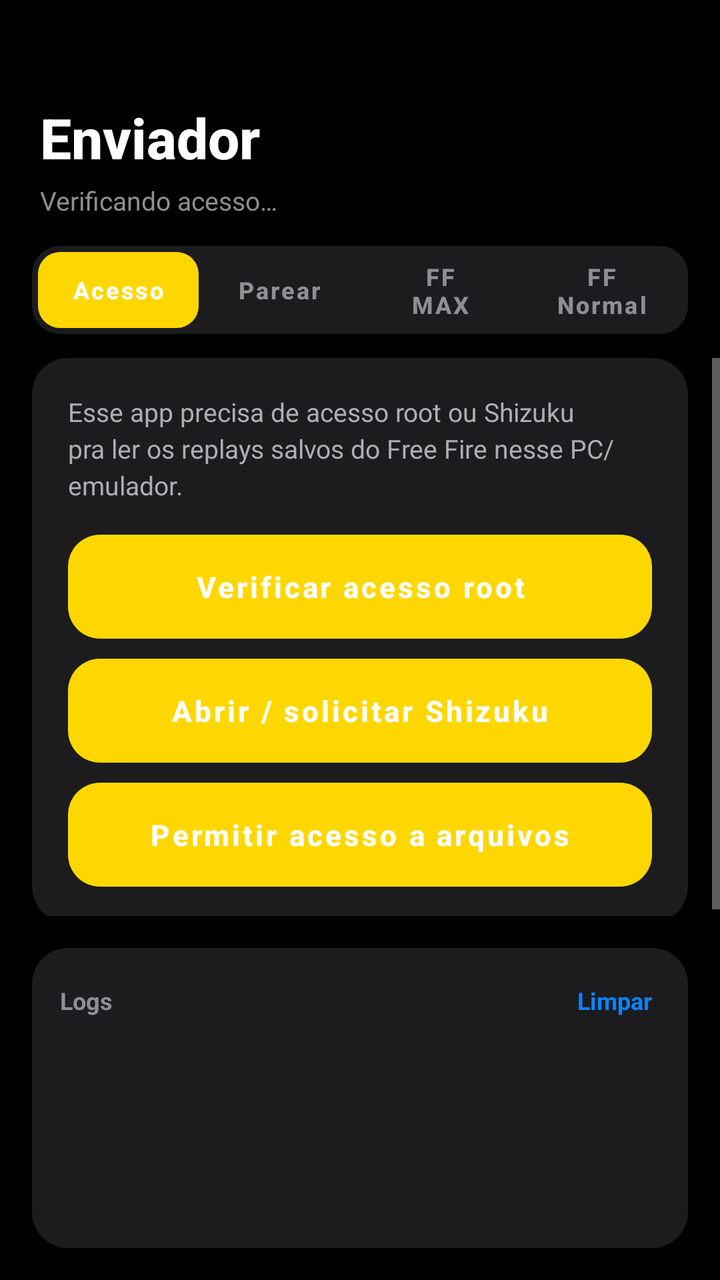
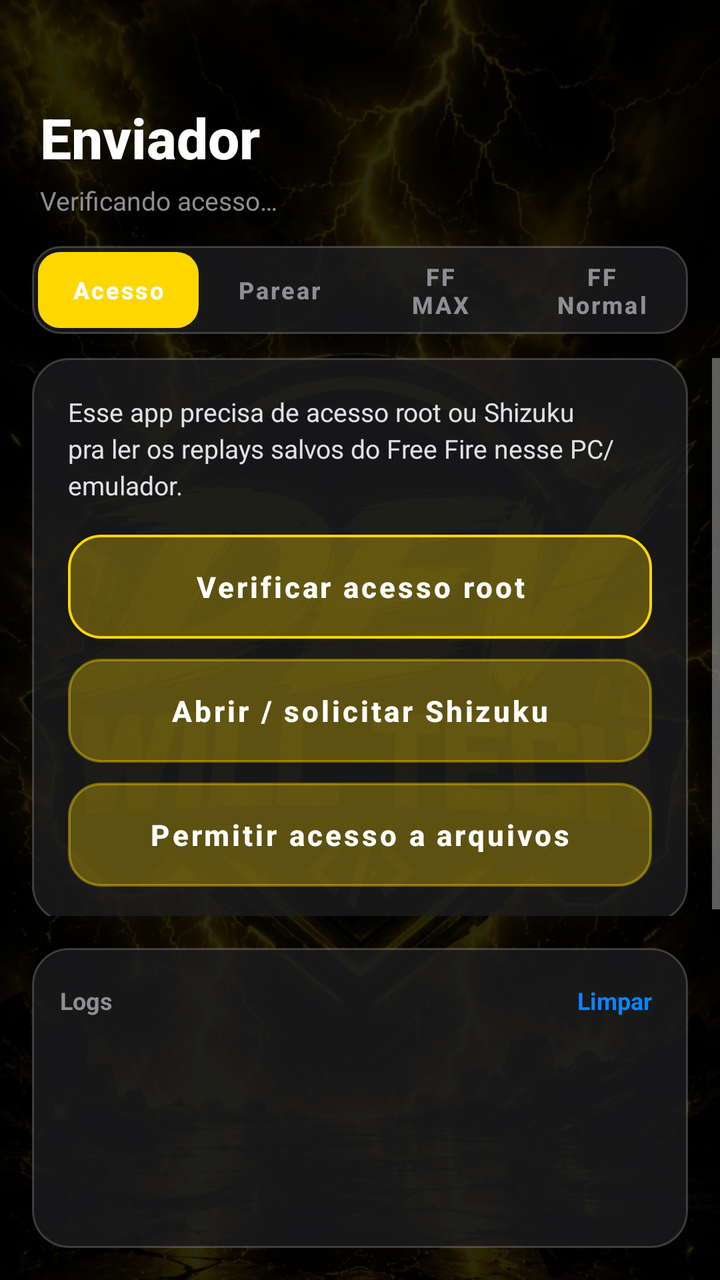

Compare the two renders of this Android layout. The source of the first and the diff that turns it into the second are given below.
<!-- AndroidManifest.xml: application theme Theme.ReplayXSender -->
<!-- res/layout/activity_main.xml -->
<?xml version="1.0" encoding="utf-8"?>
<FrameLayout xmlns:android="http://schemas.android.com/apk/res/android"
    android:layout_width="match_parent"
    android:layout_height="match_parent"
    android:background="#000000">

    <LinearLayout
        android:layout_width="match_parent"
        android:layout_height="match_parent"
        android:orientation="vertical">

        
        <LinearLayout
            android:layout_width="match_parent"
            android:layout_height="wrap_content"
            android:orientation="vertical"
            android:paddingStart="20dp"
            android:paddingEnd="20dp"
            android:paddingTop="50dp"
            android:paddingBottom="14dp">

            <TextView
                android:layout_width="wrap_content"
                android:layout_height="wrap_content"
                android:text="Enviador"
                android:textColor="#FFFFFF"
                android:textSize="28sp"
                android:textStyle="bold"
                android:fontFamily="sans-serif-medium" />

            <TextView
                android:id="@+id/tvShellStatus"
                android:layout_width="wrap_content"
                android:layout_height="wrap_content"
                android:text="Verificando acesso…"
                android:textColor="#8E8E93"
                android:textSize="13sp"
                android:layout_marginTop="4dp" />

        </LinearLayout>

        
        <LinearLayout
            android:layout_width="match_parent"
            android:layout_height="44dp"
            android:layout_marginStart="16dp"
            android:layout_marginEnd="16dp"
            android:layout_marginBottom="12dp"
            android:orientation="horizontal"
            android:background="@drawable/ios_tab_bar"
            android:padding="3dp">

            <Button
                android:id="@+id/tabPermissao"
                android:layout_width="0dp"
                android:layout_height="match_parent"
                android:layout_weight="1"
                android:text="Acesso"
                android:textAllCaps="false"
                android:textSize="12sp"
                android:textStyle="bold"
                android:textColor="#FFFFFF"
                android:background="@drawable/ios_tab_selected"
                android:stateListAnimator="@null"
                android:insetTop="0dp"
                android:insetBottom="0dp" />

            <Button
                android:id="@+id/tabPareamento"
                android:layout_width="0dp"
                android:layout_height="match_parent"
                android:layout_weight="1"
                android:text="Parear"
                android:textAllCaps="false"
                android:textSize="12sp"
                android:textStyle="bold"
                android:textColor="#8E8E93"
                android:background="@android:color/transparent"
                android:stateListAnimator="@null"
                android:insetTop="0dp"
                android:insetBottom="0dp" />

            <Button
                android:id="@+id/tabFFM"
                android:layout_width="0dp"
                android:layout_height="match_parent"
                android:layout_weight="1"
                android:text="FF MAX"
                android:textAllCaps="false"
                android:textSize="12sp"
                android:textStyle="bold"
                android:textColor="#8E8E93"
                android:background="@android:color/transparent"
                android:stateListAnimator="@null"
                android:insetTop="0dp"
                android:insetBottom="0dp" />

            <Button
                android:id="@+id/tabFFN"
                android:layout_width="0dp"
                android:layout_height="match_parent"
                android:layout_weight="1"
                android:text="FF Normal"
                android:textAllCaps="false"
                android:textSize="12sp"
                android:textStyle="bold"
                android:textColor="#8E8E93"
                android:background="@android:color/transparent"
                android:stateListAnimator="@null"
                android:insetTop="0dp"
                android:insetBottom="0dp" />

        </LinearLayout>

        <ScrollView
            android:layout_width="match_parent"
            android:layout_height="0dp"
            android:layout_weight="1">

            <FrameLayout
                android:layout_width="match_parent"
                android:layout_height="wrap_content"
                android:paddingStart="16dp"
                android:paddingEnd="16dp">

                
                <LinearLayout
                    android:id="@+id/secPermissao"
                    android:layout_width="match_parent"
                    android:layout_height="wrap_content"
                    android:orientation="vertical">

                    <LinearLayout
                        android:layout_width="match_parent"
                        android:layout_height="wrap_content"
                        android:orientation="vertical"
                        android:background="@drawable/ios_card"
                        android:padding="18dp">

                        <TextView
                            android:layout_width="match_parent"
                            android:layout_height="wrap_content"
                            android:text="Esse app precisa de acesso root ou Shizuku pra ler os replays salvos do Free Fire nesse PC/emulador."
                            android:textColor="#AEAEB2"
                            android:textSize="13sp"
                            android:lineSpacingExtra="3dp"
                            android:layout_marginBottom="16dp" />

                        <Button
                            android:id="@+id/btnSolicitarRoot"
                            android:layout_width="match_parent"
                            android:layout_height="52dp"
                            android:text="Verificar acesso root"
                            android:textAllCaps="false"
                            android:textColor="#FFFFFF"
                            android:textSize="14.5sp"
                            android:textStyle="bold"
                            android:background="@drawable/ios_btn_primary"
                            android:stateListAnimator="@null" />

                        <Button
                            android:id="@+id/btnSolicitarShizuku"
                            android:layout_width="match_parent"
                            android:layout_height="52dp"
                            android:text="Abrir / solicitar Shizuku"
                            android:textAllCaps="false"
                            android:textColor="#FFFFFF"
                            android:textSize="14.5sp"
                            android:textStyle="bold"
                            android:background="@drawable/ios_btn_secondary"
                            android:stateListAnimator="@null"
                            android:layout_marginTop="10dp" />

                        <Button
                            android:id="@+id/btnSolicitarArquivos"
                            android:layout_width="match_parent"
                            android:layout_height="52dp"
                            android:text="Permitir acesso a arquivos"
                            android:textAllCaps="false"
                            android:textColor="#FFFFFF"
                            android:textSize="14.5sp"
                            android:textStyle="bold"
                            android:background="@drawable/ios_btn_secondary"
                            android:stateListAnimator="@null"
                            android:layout_marginTop="10dp" />

                    </LinearLayout>

                </LinearLayout>

                
                <LinearLayout
                    android:id="@+id/secPareamento"
                    android:layout_width="match_parent"
                    android:layout_height="wrap_content"
                    android:orientation="vertical"
                    android:visibility="gone">

                    <LinearLayout
                        android:layout_width="match_parent"
                        android:layout_height="wrap_content"
                        android:orientation="vertical"
                        android:background="@drawable/ios_card"
                        android:padding="18dp">

                        <TextView
                            android:layout_width="match_parent"
                            android:layout_height="wrap_content"
                            android:text="Gere um código e informe no app do celular pra parear os dois aparelhos."
                            android:textColor="#AEAEB2"
                            android:textSize="13sp"
                            android:lineSpacingExtra="3dp"
                            android:layout_marginBottom="16dp" />

                        <Button
                            android:id="@+id/btnGerarCodigo"
                            android:layout_width="match_parent"
                            android:layout_height="52dp"
                            android:text="Gerar código de pareamento"
                            android:textAllCaps="false"
                            android:textColor="#FFFFFF"
                            android:textSize="14.5sp"
                            android:textStyle="bold"
                            android:background="@drawable/ios_btn_primary"
                            android:stateListAnimator="@null" />

                        <LinearLayout
                            android:id="@+id/boxCodigo"
                            android:layout_width="match_parent"
                            android:layout_height="wrap_content"
                            android:orientation="vertical"
                            android:gravity="center"
                            android:background="@drawable/ios_input"
                            android:padding="20dp"
                            android:layout_marginTop="16dp"
                            android:visibility="gone">

                            <TextView
                                android:layout_width="wrap_content"
                                android:layout_height="wrap_content"
                                android:text="CÓDIGO DE PAREAMENTO"
                                android:textColor="#8E8E93"
                                android:textSize="10.5sp"
                                android:letterSpacing="0.1" />

                            <TextView
                                android:id="@+id/tvCodigo"
                                android:layout_width="wrap_content"
                                android:layout_height="wrap_content"
                                android:text="------"
                                android:textColor="#0A84FF"
                                android:textSize="36sp"
                                android:textStyle="bold"
                                android:letterSpacing="0.12"
                                android:layout_marginTop="4dp" />

                            <TextView
                                android:id="@+id/tvCodigoExpira"
                                android:layout_width="wrap_content"
                                android:layout_height="wrap_content"
                                android:text="expira em 10 min"
                                android:textColor="#8E8E93"
                                android:textSize="11sp"
                                android:layout_marginTop="4dp" />

                        </LinearLayout>

                    </LinearLayout>

                    <LinearLayout
                        android:id="@+id/boxConectado"
                        android:layout_width="match_parent"
                        android:layout_height="wrap_content"
                        android:orientation="vertical"
                        android:background="@drawable/ios_card"
                        android:padding="18dp"
                        android:layout_marginTop="14dp"
                        android:visibility="gone">

                        <LinearLayout
                            android:layout_width="wrap_content"
                            android:layout_height="wrap_content"
                            android:orientation="horizontal"
                            android:gravity="center_vertical"
                            android:background="@drawable/ios_pill_ok"
                            android:paddingStart="10dp"
                            android:paddingEnd="10dp"
                            android:paddingTop="4dp"
                            android:paddingBottom="4dp">

                            <TextView
                                android:layout_width="wrap_content"
                                android:layout_height="wrap_content"
                                android:text="● Conectado"
                                android:textColor="#34C759"
                                android:textSize="11sp"
                                android:textStyle="bold" />

                        </LinearLayout>

                        <TextView
                            android:id="@+id/tvDispositivoModelo"
                            android:layout_width="wrap_content"
                            android:layout_height="wrap_content"
                            android:text="—"
                            android:textColor="#FFFFFF"
                            android:textSize="17sp"
                            android:textStyle="bold"
                            android:layout_marginTop="10dp" />

                        <TextView
                            android:id="@+id/tvDispositivoBateria"
                            android:layout_width="wrap_content"
                            android:layout_height="wrap_content"
                            android:text="Bateria: —"
                            android:textColor="#8E8E93"
                            android:textSize="13sp"
                            android:layout_marginTop="2dp" />

                        <Button
                            android:id="@+id/btnDesparear"
                            android:layout_width="match_parent"
                            android:layout_height="48dp"
                            android:text="Desparear"
                            android:textAllCaps="false"
                            android:textColor="#FFFFFF"
                            android:textSize="13.5sp"
                            android:textStyle="bold"
                            android:background="@drawable/ios_btn_danger"
                            android:stateListAnimator="@null"
                            android:layout_marginTop="14dp" />

                    </LinearLayout>

                </LinearLayout>

                
                <LinearLayout
                    android:id="@+id/secFFM"
                    android:layout_width="match_parent"
                    android:layout_height="wrap_content"
                    android:orientation="vertical"
                    android:visibility="gone">

                    <LinearLayout
                        android:layout_width="match_parent"
                        android:layout_height="wrap_content"
                        android:orientation="vertical"
                        android:background="@drawable/ios_card"
                        android:padding="18dp">

                        <TextView
                            android:layout_width="match_parent"
                            android:layout_height="wrap_content"
                            android:text="Envia o replay mais recente do Free Fire MAX instalado nesse PC/emulador pro aparelho pareado."
                            android:textColor="#AEAEB2"
                            android:textSize="13sp"
                            android:lineSpacingExtra="3dp"
                            android:layout_marginBottom="16dp" />

                        <Button
                            android:id="@+id/btnEnviarFFM"
                            android:layout_width="match_parent"
                            android:layout_height="54dp"
                            android:text="Enviar replay FF MAX"
                            android:textAllCaps="false"
                            android:textColor="#FFFFFF"
                            android:textSize="14.5sp"
                            android:textStyle="bold"
                            android:background="@drawable/ios_btn_primary"
                            android:stateListAnimator="@null" />

                    </LinearLayout>

                </LinearLayout>

                
                <LinearLayout
                    android:id="@+id/secFFN"
                    android:layout_width="match_parent"
                    android:layout_height="wrap_content"
                    android:orientation="vertical"
                    android:visibility="gone">

                    <LinearLayout
                        android:layout_width="match_parent"
                        android:layout_height="wrap_content"
                        android:orientation="vertical"
                        android:background="@drawable/ios_card"
                        android:padding="18dp">

                        <TextView
                            android:layout_width="match_parent"
                            android:layout_height="wrap_content"
                            android:text="Envia o replay mais recente do Free Fire Normal instalado nesse PC/emulador pro aparelho pareado."
                            android:textColor="#AEAEB2"
                            android:textSize="13sp"
                            android:lineSpacingExtra="3dp"
                            android:layout_marginBottom="16dp" />

                        <Button
                            android:id="@+id/btnEnviarFFN"
                            android:layout_width="match_parent"
                            android:layout_height="54dp"
                            android:text="Enviar replay FF Normal"
                            android:textAllCaps="false"
                            android:textColor="#FFFFFF"
                            android:textSize="14.5sp"
                            android:textStyle="bold"
                            android:background="@drawable/ios_btn_primary"
                            android:stateListAnimator="@null" />

                    </LinearLayout>

                </LinearLayout>

            </FrameLayout>

        </ScrollView>

        
        <LinearLayout
            android:layout_width="match_parent"
            android:layout_height="150dp"
            android:orientation="vertical"
            android:background="@drawable/ios_card"
            android:layout_margin="16dp"
            android:padding="14dp">

            <LinearLayout
                android:layout_width="match_parent"
                android:layout_height="wrap_content"
                android:orientation="horizontal"
                android:gravity="center_vertical">

                <TextView
                    android:layout_width="0dp"
                    android:layout_height="wrap_content"
                    android:layout_weight="1"
                    android:text="Logs"
                    android:textColor="#8E8E93"
                    android:textSize="12sp"
                    android:textStyle="bold" />

                <TextView
                    android:id="@+id/btnLimparLogs"
                    android:layout_width="wrap_content"
                    android:layout_height="wrap_content"
                    android:text="Limpar"
                    android:textColor="#0A84FF"
                    android:textSize="12sp"
                    android:textStyle="bold"
                    android:padding="4dp" />

            </LinearLayout>

            <ScrollView
                android:id="@+id/scrollLog"
                android:layout_width="match_parent"
                android:layout_height="0dp"
                android:layout_weight="1"
                android:scrollbars="none">

                <TextView
                    android:id="@+id/tvLog"
                    android:layout_width="match_parent"
                    android:layout_height="wrap_content"
                    android:fontFamily="monospace"
                    android:text=""
                    android:textColor="#C7C7CC"
                    android:textSize="10.5sp"
                    android:lineSpacingExtra="2dp" />

            </ScrollView>

        </LinearLayout>

    </LinearLayout>

    
    <FrameLayout
        android:id="@+id/overlayAguarde"
        android:layout_width="match_parent"
        android:layout_height="match_parent"
        android:background="#CC000000"
        android:clickable="true"
        android:focusable="true"
        android:visibility="gone">

        <LinearLayout
            android:layout_width="220dp"
            android:layout_height="wrap_content"
            android:layout_gravity="center"
            android:orientation="vertical"
            android:gravity="center"
            android:background="@drawable/ios_card"
            android:padding="26dp">

            <ProgressBar
                android:layout_width="40dp"
                android:layout_height="40dp"
                android:indeterminateTint="#0A84FF"
                android:layout_marginBottom="16dp" />

            <TextView
                android:id="@+id/tvAguarde"
                android:layout_width="wrap_content"
                android:layout_height="wrap_content"
                android:text="Enviando replay…"
                android:textColor="#FFFFFF"
                android:textSize="14.5sp"
                android:textStyle="bold"
                android:gravity="center" />

        </LinearLayout>

    </FrameLayout>

</FrameLayout>
<!-- resources referenced by this layout -->
<resources>
  <!-- drawable ios_btn_danger (drawable) -->
  <?xml version="1.0" encoding="utf-8"?>
  <shape xmlns:android="http://schemas.android.com/apk/res/android" android:shape="rectangle">
      <solid android:color="#FF453A" />
      <corners android:radius="16dp" />
  </shape>
  <!-- drawable ios_btn_primary (drawable) -->
  <?xml version="1.0" encoding="utf-8"?>
  <shape xmlns:android="http://schemas.android.com/apk/res/android" android:shape="rectangle">
      <solid android:color="#0A84FF" />
      <corners android:radius="16dp" />
  </shape>
  <!-- drawable ios_btn_secondary (drawable) -->
  <?xml version="1.0" encoding="utf-8"?>
  <shape xmlns:android="http://schemas.android.com/apk/res/android" android:shape="rectangle">
      <solid android:color="#2C2C2E" />
      <corners android:radius="16dp" />
  </shape>
  <!-- drawable ios_card (drawable) -->
  <?xml version="1.0" encoding="utf-8"?>
  <shape xmlns:android="http://schemas.android.com/apk/res/android" android:shape="rectangle">
      <solid android:color="#1C1C1E" />
      <corners android:radius="18dp" />
  </shape>
  <!-- drawable ios_input (drawable) -->
  <?xml version="1.0" encoding="utf-8"?>
  <shape xmlns:android="http://schemas.android.com/apk/res/android" android:shape="rectangle">
      <solid android:color="#2C2C2E" />
      <corners android:radius="14dp" />
  </shape>
  <!-- drawable ios_pill_ok (drawable) -->
  <?xml version="1.0" encoding="utf-8"?>
  <shape xmlns:android="http://schemas.android.com/apk/res/android" android:shape="rectangle">
      <solid android:color="#1E3A2A" />
      <corners android:radius="12dp" />
  </shape>
  <!-- drawable ios_tab_bar (drawable) -->
  <?xml version="1.0" encoding="utf-8"?>
  <shape xmlns:android="http://schemas.android.com/apk/res/android" android:shape="rectangle">
      <solid android:color="#1C1C1E" />
      <corners android:radius="14dp" />
  </shape>
  <!-- drawable ios_tab_selected (drawable) -->
  <?xml version="1.0" encoding="utf-8"?>
  <shape xmlns:android="http://schemas.android.com/apk/res/android" android:shape="rectangle">
      <solid android:color="#0A84FF" />
      <corners android:radius="11dp" />
  </shape>
  <style name="Theme.ReplayXSender" parent="Theme.MaterialComponents.NoActionBar">
          <item name="colorPrimary">#FFD700</item>
          <item name="colorPrimaryVariant">#FFA500</item>
          <item name="colorOnPrimary">#000000</item>
          <item name="colorSecondary">#CC8800</item>
          <item name="colorOnSecondary">#000000</item>
          <item name="android:statusBarColor">#080800</item>
          <item name="android:navigationBarColor">#080800</item>
          <item name="android:windowBackground">#080800</item>
      </style>
</resources>

<!-- the commit's change to res/layout/activity_main.xml (unified diff, before → after) -->
@@ -3,6 +3,18 @@
     android:layout_width="match_parent"
     android:layout_height="match_parent"
     android:background="#000000">
+
+    <ImageView
+        android:layout_width="match_parent"
+        android:layout_height="match_parent"
+        android:src="@drawable/bg_devwill"
+        android:scaleType="centerCrop"
+        android:alpha="0.35" />
+
+    <View
+        android:layout_width="match_parent"
+        android:layout_height="match_parent"
+        android:background="#88000000" />
 
     <LinearLayout
         android:layout_width="match_parent"
@@ -141,7 +153,7 @@
                             android:layout_width="match_parent"
                             android:layout_height="wrap_content"
                             android:text="Esse app precisa de acesso root ou Shizuku pra ler os replays salvos do Free Fire nesse PC/emulador."
-                            android:textColor="#AEAEB2"
+                            android:textColor="#E0E0E5"
                             android:textSize="13sp"
                             android:lineSpacingExtra="3dp"
                             android:layout_marginBottom="16dp" />
@@ -207,7 +219,7 @@
                             android:layout_width="match_parent"
                             android:layout_height="wrap_content"
                             android:text="Gere um código e informe no app do celular pra parear os dois aparelhos."
-                            android:textColor="#AEAEB2"
+                            android:textColor="#E0E0E5"
                             android:textSize="13sp"
                             android:lineSpacingExtra="3dp"
                             android:layout_marginBottom="16dp" />
@@ -353,7 +365,7 @@
                             android:layout_width="match_parent"
                             android:layout_height="wrap_content"
                             android:text="Envia o replay mais recente do Free Fire MAX instalado nesse PC/emulador pro aparelho pareado."
-                            android:textColor="#AEAEB2"
+                            android:textColor="#E0E0E5"
                             android:textSize="13sp"
                             android:lineSpacingExtra="3dp"
                             android:layout_marginBottom="16dp" />
@@ -393,7 +405,7 @@
                             android:layout_width="match_parent"
                             android:layout_height="wrap_content"
                             android:text="Envia o replay mais recente do Free Fire Normal instalado nesse PC/emulador pro aparelho pareado."
-                            android:textColor="#AEAEB2"
+                            android:textColor="#E0E0E5"
                             android:textSize="13sp"
                             android:lineSpacingExtra="3dp"
                             android:layout_marginBottom="16dp" />
<!-- resource entries referenced after the edit -->
@@ -1,33 +1,39 @@
 <!-- resources referenced by this layout -->
 <resources>
+  <!-- drawable bg_devwill: jpg bitmap (drawable, 194284 bytes) -->
   <!-- drawable ios_btn_danger (drawable) -->
   <?xml version="1.0" encoding="utf-8"?>
   <shape xmlns:android="http://schemas.android.com/apk/res/android" android:shape="rectangle">
-      <solid android:color="#FF453A" />
+      <solid android:color="#4DFF453A" />
+      <stroke android:width="1.3dp" android:color="#FF453A" />
       <corners android:radius="16dp" />
   </shape>
   <!-- drawable ios_btn_primary (drawable) -->
   <?xml version="1.0" encoding="utf-8"?>
   <shape xmlns:android="http://schemas.android.com/apk/res/android" android:shape="rectangle">
-      <solid android:color="#0A84FF" />
+      <solid android:color="#4D0A84FF" />
+      <stroke android:width="1.3dp" android:color="#0A84FF" />
       <corners android:radius="16dp" />
   </shape>
   <!-- drawable ios_btn_secondary (drawable) -->
   <?xml version="1.0" encoding="utf-8"?>
   <shape xmlns:android="http://schemas.android.com/apk/res/android" android:shape="rectangle">
-      <solid android:color="#2C2C2E" />
+      <solid android:color="#4DFFFFFF" />
+      <stroke android:width="1.2dp" android:color="#66FFFFFF" />
       <corners android:radius="16dp" />
   </shape>
   <!-- drawable ios_card (drawable) -->
   <?xml version="1.0" encoding="utf-8"?>
   <shape xmlns:android="http://schemas.android.com/apk/res/android" android:shape="rectangle">
-      <solid android:color="#1C1C1E" />
+      <solid android:color="#CC1C1C1E" />
+      <stroke android:width="1dp" android:color="#33FFFFFF" />
       <corners android:radius="18dp" />
   </shape>
   <!-- drawable ios_input (drawable) -->
   <?xml version="1.0" encoding="utf-8"?>
   <shape xmlns:android="http://schemas.android.com/apk/res/android" android:shape="rectangle">
-      <solid android:color="#2C2C2E" />
+      <solid android:color="#4D2C2C2E" />
+      <stroke android:width="1.2dp" android:color="#4D0A84FF" />
       <corners android:radius="14dp" />
   </shape>
   <!-- drawable ios_pill_ok (drawable) -->
@@ -39,7 +45,8 @@
   <!-- drawable ios_tab_bar (drawable) -->
   <?xml version="1.0" encoding="utf-8"?>
   <shape xmlns:android="http://schemas.android.com/apk/res/android" android:shape="rectangle">
-      <solid android:color="#1C1C1E" />
+      <solid android:color="#CC1C1C1E" />
+      <stroke android:width="1dp" android:color="#33FFFFFF" />
       <corners android:radius="14dp" />
   </shape>
   <!-- drawable ios_tab_selected (drawable) -->
